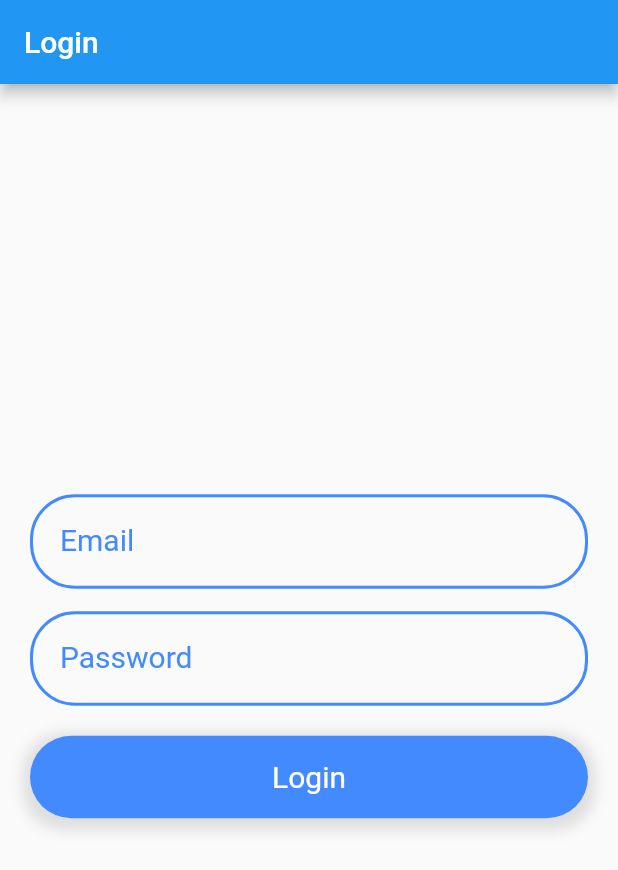
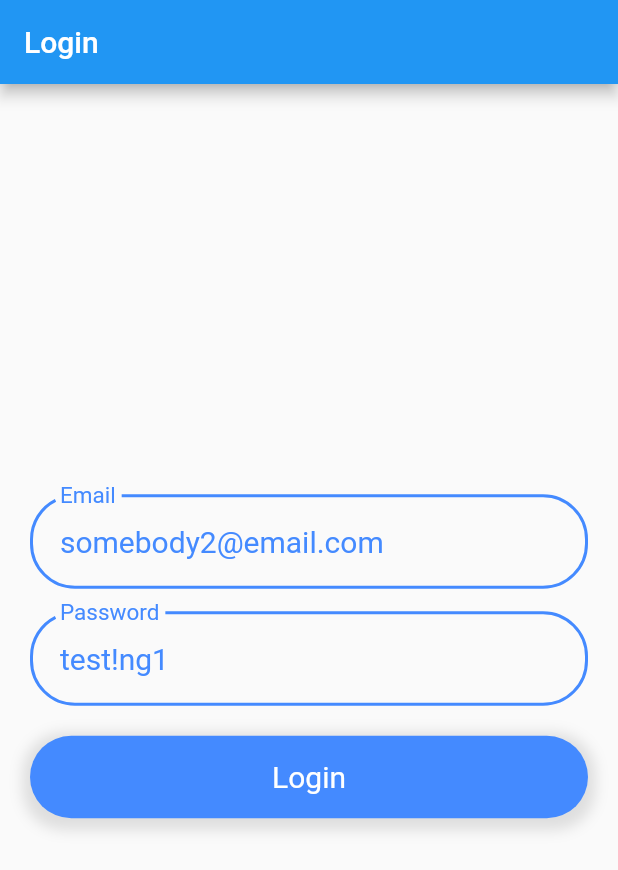
Before and after one commit to wondercrazy15/TestTaskFlutter, a Flutter app: the screen it shows after launch, on a phone screen of 412 x 824 dp. Shown: the top 870 px of the screen. Run offline on Flutter 3.47's test engine with Material 2 defaults, Android fonts, the phone set to English and light mode, and no system bars; our stand-ins replace fluttertoast, shared_preferences, stacked; Roboto replaces fonts that are missing (Montserrat).

Commit message:
Initial Commit

```diff
--- a/test_task/lib/Views/LoginView.dart
+++ b/test_task/lib/Views/LoginView.dart
@@ -80,15 +80,27 @@ class _LoginViewState extends State<LoginView> {
       child: Row(
         mainAxisAlignment: MainAxisAlignment.center,
         children: <Widget>[
+
           Expanded(
             child: GestureDetector(
               child: Container(
                 color: Colors.transparent,
                 child: Center(
-                  child: Text(
-                      'Login',
-                      style: TextStyle(fontFamily: 'Montserrat', fontSize: 20.0, color: Colors.white)
-                  ),
+                  child: Row(
+                    mainAxisAlignment: MainAxisAlignment.center,
+                    children: <Widget>[
+                      Text(
+                          model.isBusy?'Logging In':'Login',
+                          style: TextStyle(fontFamily: 'Montserrat', fontSize: 20.0, color: Colors.white)
+                      ),
+                      model.isBusy?Container(
+                        margin: EdgeInsets.only(left: 20),
+                        child: CircularProgressIndicator(
+                          backgroundColor: Colors.white,
+                        ),
+                      ):Container(),
+                    ],
+                  )
                 ),
               ),
               onTap: () async {
@@ -110,16 +122,24 @@ class _LoginViewState extends State<LoginView> {
                   return;
                 }else{
                   LoginRequest request = LoginRequest(email: email, password: password);
-
+                  model.setBusy(true);
                   try{
                     await model.Login(request);
                     final AppPreference = await SharedPreferences.getInstance();
+                    model.setBusy(false);
+                    setState(() {
+
+                    });
                     AppPreference.setString(Globals.AppToken, model.response.token);
                     Navigator.push(context, MaterialPageRoute(
                         builder: (context)=>AddWishListView()
                     ));
                   }catch(e){
                     Globals.showToastMessage(context, e.toString().replaceAll("Exception: ", ""));
+                    model.setBusy(false);
+                    setState(() {
+
+                    });
                   }
 
                 }
@@ -147,8 +167,8 @@ class _LoginViewState extends State<LoginView> {
     // TODO: implement initState
     super.initState();
 
-    txtEmailContoller.text = "";//""somebody2@email.com";
-    txtPasswordContoller.text = "";//""test!ng1";
+    txtEmailContoller.text = "somebody2@email.com";
+    txtPasswordContoller.text = "test!ng1";
   }
 
   @override
```
Also changed, not shown: test_task/lib/Views/AddWishList.dart (+18 -4 lines).
